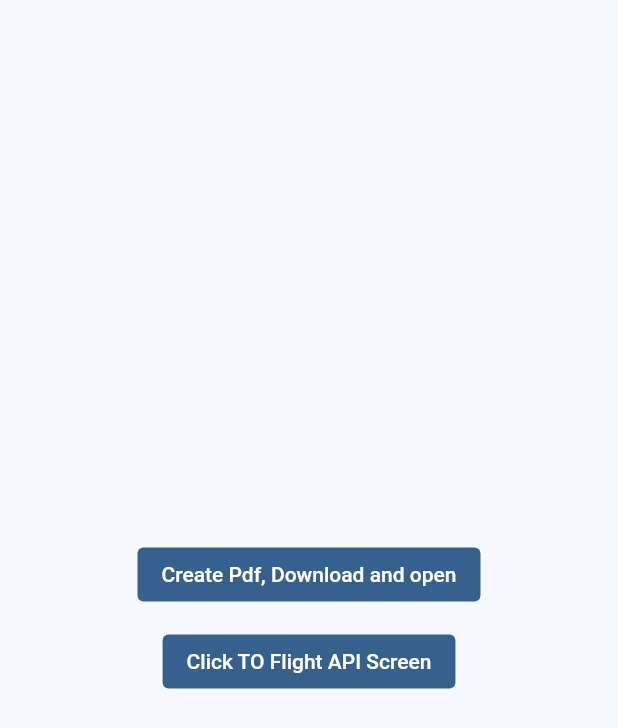
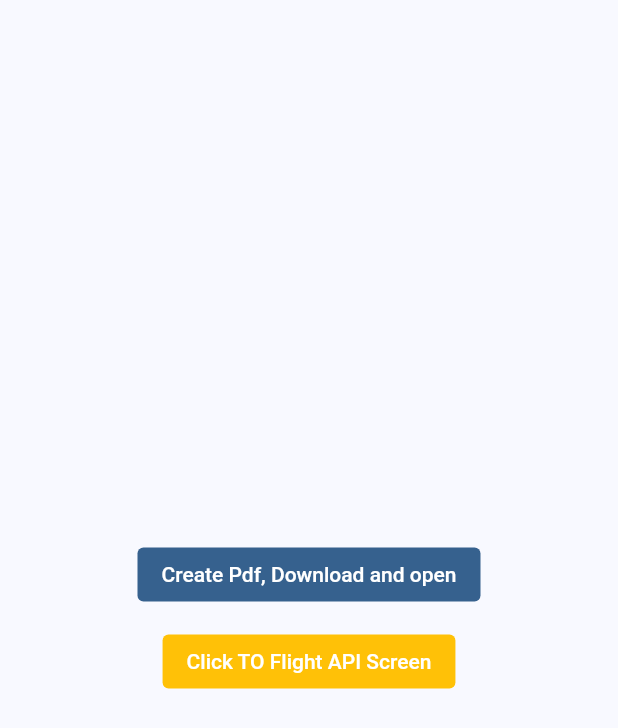
Before and after one commit to MYOUSUFFS/MyFeatureApp, a Flutter app: the MyFeature screen opened directly, on a phone screen of 412 x 824 dp. Shown: the top 728 px of the screen. Run offline on Flutter 3.47's test engine with Material 2 defaults, Android fonts, the phone set to English and light mode, and no system bars; our stand-ins replace open_file; missing offline and left inert: syncfusion_flutter_pdf.

Commit message:
my feature file is move another folder

```diff
--- a/lib/screens/my_feature.dart
+++ b/lib/screens/master.dart/my_feature.dart
@@ -3,8 +3,8 @@
 import 'package:flutter/material.dart';
 import 'package:retry_build_api/screens/pdf_downloaded.dart';
 
-import 'flight_api_screen.dart';
-import 'my_home.dart';
+import '../flight_api_screen.dart';
+import '../my_home.dart';
 
 class MyFeature extends StatefulWidget {
   const MyFeature({Key? key}) : super(key: key);
@@ -44,7 +44,7 @@ class _MyFeatureState extends State<MyFeature> {
                   // Foreground color
                   onPrimary: Theme.of(context).colorScheme.onPrimary,
                   // Background color
-                  primary: Theme.of(context).colorScheme.primary,
+                  primary: Colors.amber,
                 ).copyWith(elevation: ButtonStyleButton.allOrNull(0.0)),
                 onPressed: () {
                   Navigator.of(context).push(
--- a/lib/screens/my_home.dart
+++ b/lib/screens/my_home.dart
@@ -1,6 +1,6 @@
 import 'package:flutter/material.dart';
 import 'package:retry_build_api/screens/flight_api_screen.dart';
-import 'package:retry_build_api/screens/my_feature.dart';
+import 'package:retry_build_api/screens/master.dart/my_feature.dart';
 
 class Myhome extends StatefulWidget {
   const Myhome({Key? key}) : super(key: key);
```
